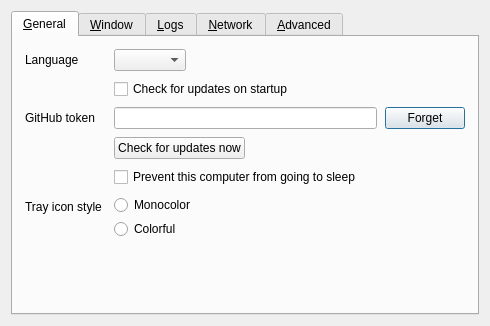
Old version of the form src/lib/gui/dialogs/SettingsDialog.ui in the repository boymep/deskflow.
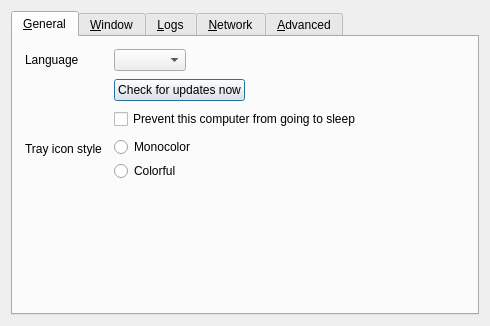
New version of the form. Icons and pictures are not drawn.

Commit message:
feat(updates): drop the GitHub token, update and install automatically
The repository is public, so releases are fetched without authentication.
The app checks on start and every 6 hours, downloads new releases silently,
verifies them and installs: on macOS a helper script swaps Deskflow.app and
relaunches it, on Windows msiexec /passive runs elevated and restarts the app.
The update opt-in prompt and the auto-update checkbox are removed.

Patch:
```diff
--- a/src/lib/gui/dialogs/SettingsDialog.ui
+++ b/src/lib/gui/dialogs/SettingsDialog.ui
@@ -76,62 +76,6 @@
           <widget class="QComboBox" name="comboLanguage"/>
          </item>
          <item row="1" column="1">
-          <widget class="QCheckBox" name="cbAutoUpdate">
-           <property name="text">
-            <string>Check for updates on startup</string>
-           </property>
-          </widget>
-         </item>
-         <item row="2" column="0">
-          <widget class="QLabel" name="lblUpdateToken">
-           <property name="text">
-            <string>GitHub token</string>
-           </property>
-           <property name="buddy">
-            <cstring>lineUpdateToken</cstring>
-           </property>
-          </widget>
-         </item>
-         <item row="2" column="1">
-          <layout class="QHBoxLayout" name="layoutUpdateToken">
-           <property name="leftMargin">
-            <number>0</number>
-           </property>
-           <property name="topMargin">
-            <number>0</number>
-           </property>
-           <property name="rightMargin">
-            <number>0</number>
-           </property>
-           <property name="bottomMargin">
-            <number>0</number>
-           </property>
-           <property name="spacing">
-            <number>8</number>
-           </property>
-           <item>
-            <widget class="QLineEdit" name="lineUpdateToken">
-             <property name="minimumSize">
-              <size>
-               <width>200</width>
-               <height>0</height>
-              </size>
-             </property>
-             <property name="echoMode">
-              <enum>QLineEdit::EchoMode::Password</enum>
-             </property>
-            </widget>
-           </item>
-           <item>
-            <widget class="QPushButton" name="btnForgetUpdateToken">
-             <property name="text">
-              <string>Forget</string>
-             </property>
-            </widget>
-           </item>
-          </layout>
-         </item>
-         <item row="3" column="1">
           <layout class="QHBoxLayout" name="layoutCheckUpdates">
            <property name="leftMargin">
             <number>0</number>
```
The commit also changes 20 other files.
